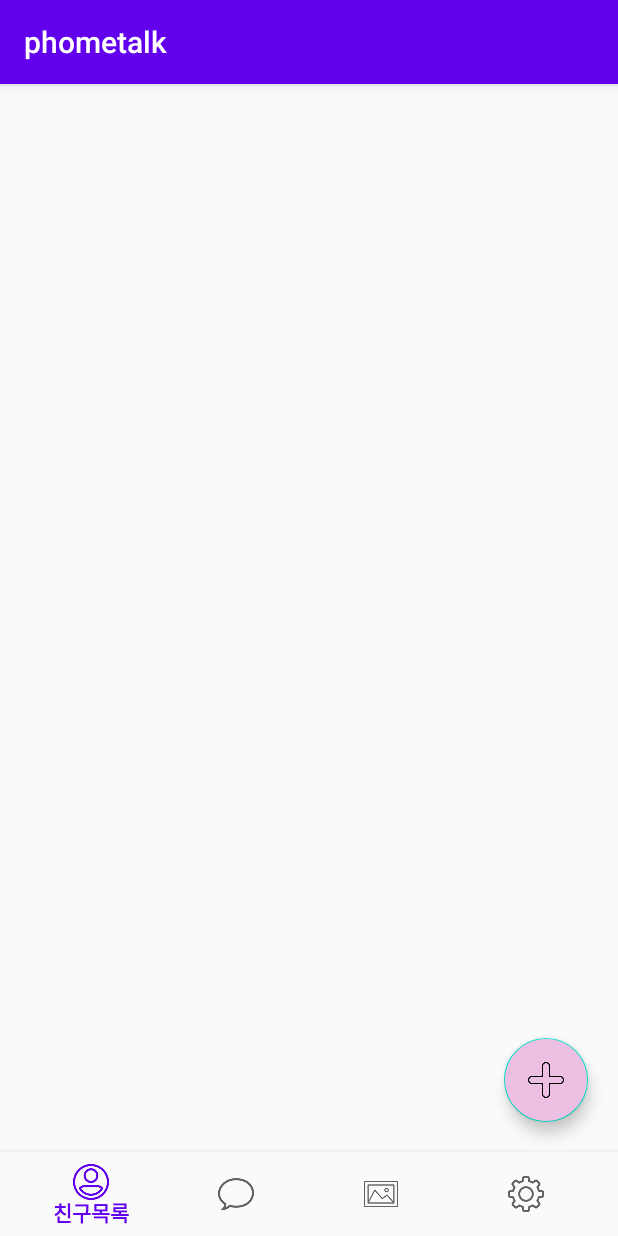
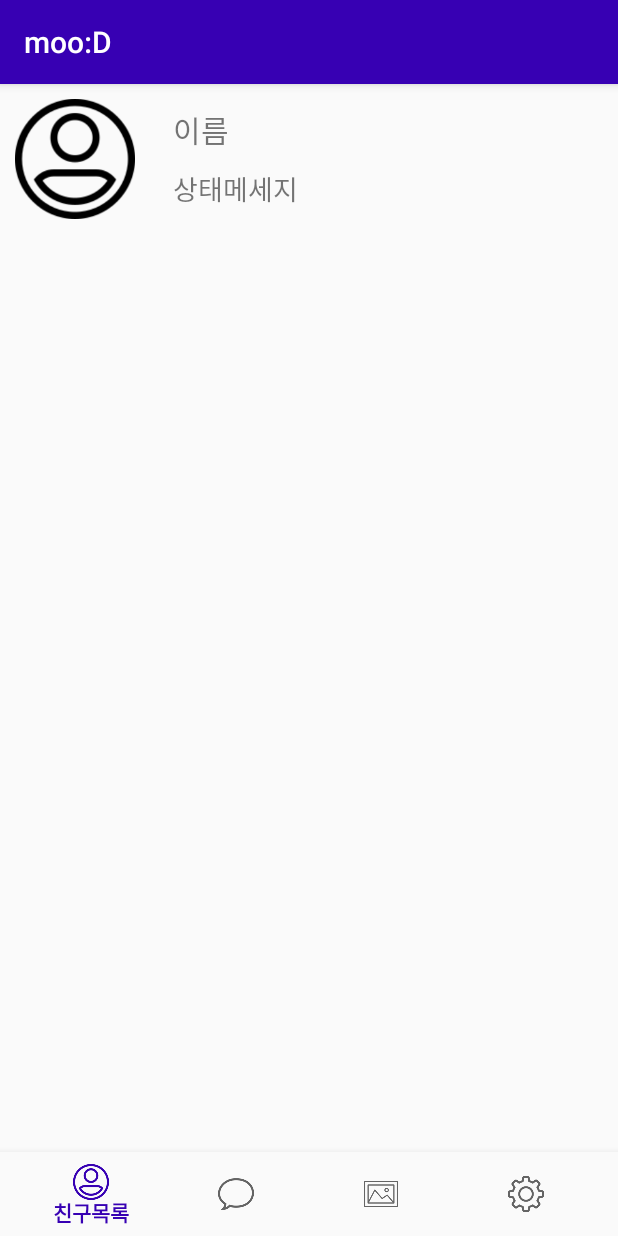
Before and after one commit to HongGuma/Moody, an Android app: the fragment FragmentFriend placed in its activity, on a phone screen of 412 x 824 dp. Run offline under Robolectric (Android 15) with nearby library versions, the phone set to English and light mode, and no system bars; our stand-ins replace Firebase (no records; nobody signed in at launch, a user with empty details on screens opened directly); 1 statement that could not run was skipped.

Commit message:
리사이클뷰 해결 파이어베이스 에러

```diff
--- a/app/src/main/java/com/example/phometalk/Fragment/FragmentFriend.java
+++ b/app/src/main/java/com/example/phometalk/Fragment/FragmentFriend.java
@@ -2,6 +2,7 @@ package com.example.phometalk.Fragment;
 
 import android.app.Activity;
 import android.os.Bundle;
+import android.util.Log;
 import android.view.LayoutInflater;
 import android.view.View;
 import android.view.ViewGroup;
@@ -11,6 +12,7 @@ import android.widget.TextView;
 import androidx.annotation.NonNull;
 import androidx.annotation.Nullable;
 import androidx.fragment.app.Fragment;
+import androidx.recyclerview.widget.LinearLayoutManager;
 import androidx.recyclerview.widget.RecyclerView;
 
 import com.example.phometalk.FriendAdapter;
@@ -18,14 +20,18 @@ import com.example.phometalk.Items.UserItems;
 import com.example.phometalk.R;
 import com.google.firebase.auth.FirebaseAuth;
 import com.google.firebase.auth.FirebaseUser;
+import com.google.firebase.database.DataSnapshot;
+import com.google.firebase.database.DatabaseError;
+import com.google.firebase.database.DatabaseReference;
 import com.google.firebase.database.FirebaseDatabase;
+import com.google.firebase.database.ValueEventListener;
 
-import org.w3c.dom.Text;
 
 import java.util.ArrayList;
 
 
 public class FragmentFriend extends Fragment {
+    private static final String TAG = "FragmentFriend";
 
     public static FragmentFriend newInstance() {
         return new FragmentFriend();
@@ -35,26 +41,24 @@ public class FragmentFriend extends Fragment {
     private FirebaseUser currentUser;
     private FirebaseDatabase database;
 
-    private ImageView userPhoto;
+   // private ImageView userPhoto;
     private TextView userName;
     private TextView userState;
 
-    RecyclerView fRecyclerView = null;
-    FriendAdapter fAdapter = null;
-    ArrayList<UserItems> uList = new ArrayList<UserItems>();
+    private RecyclerView fRecyclerView;
+    private FriendAdapter fAdapter;
+    private ArrayList<UserItems> uList = new ArrayList<UserItems>();
 
-
+    //제일 먼저 호출
     @Override
     public void onCreate(@Nullable Bundle savedInstanceState) {
         super.onCreate(savedInstanceState);
 
-        /*
         mAuth = FirebaseAuth.getInstance();
-        database = FirebaseDatabase.getInstance(); */
+        database = FirebaseDatabase.getInstance(); //db초기화
+        Log.d(TAG,"onCreate0");
 
-        addItem(,"김철수","테스트중");
-        addItem(,"이영희","테스트중");
-
+        FriendListDisplay();
 
     }
 
@@ -62,20 +66,53 @@ public class FragmentFriend extends Fragment {
     @Override
     public View onCreateView(@NonNull LayoutInflater inflater, @Nullable ViewGroup container, @Nullable Bundle savedInstanceState) {
         Activity activity = getActivity();
+        Log.d(TAG,"onCreateView");
         View view = inflater.inflate(R.layout.fragment_friend,container,false);
 
         fRecyclerView = (RecyclerView)view.findViewById(R.id.friend_recyclerView);
+
+        fRecyclerView.setHasFixedSize(true);
+        fRecyclerView.setLayoutManager(new LinearLayoutManager(inflater.getContext()));
+        //String[] uList = {"test","1","2","3"};
         fAdapter = new FriendAdapter(uList);
         fRecyclerView.setAdapter(fAdapter);
 
         return view;
     }
 
-    public void addItem(String icon, String name, String state){
+    public void addItem(String name, String state, String email){
         UserItems uitem = new UserItems();
 
-        uitem.setUserPhoto(icon);
-        uitem.setUserName(name);
-        uitem.setUserState(state);
+        //uitem.setPhoto(photo);
+        uitem.setName(name);
+        uitem.setState(state);
+        uitem.setEmail(email);
+
+        uList.add(uitem);
+    }
+
+    public void FriendListDisplay(){
+
+        DatabaseReference ref = database.getReference("userInfo");
+
+        database.getReference("userInfo").addListenerForSingleValueEvent(new ValueEventListener() {
+            @Override
+            public void onDataChange(@NonNull DataSnapshot dataSnapshot) {
+                Log.d(TAG,"onDataChange:"+dataSnapshot.getValue().toString());
+                for(DataSnapshot dataSnapshot1 : dataSnapshot.getChildren()){
+                    Log.d(TAG,"dataSnapshot1:"+dataSnapshot1.getValue().toString());
+
+                    UserItems userItems = dataSnapshot1.getValue(UserItems.class);
+                    Log.d(TAG,"name:"+userItems.getName()+", email:"+userItems.getEmail());
+                }
+            }
+
+            @Override
+            public void onCancelled(@NonNull DatabaseError databaseError) {
+
+            }
+        });
+
+
     }
 }
--- a/app/src/main/res/layout/fragment_friend.xml
+++ b/app/src/main/res/layout/fragment_friend.xml
@@ -1,29 +1,52 @@
 <?xml version="1.0" encoding="utf-8"?>
-<androidx.constraintlayout.widget.ConstraintLayout
+<LinearLayout
     xmlns:android="http://schemas.android.com/apk/res/android"
     xmlns:app="http://schemas.android.com/apk/res-auto"
     xmlns:tools="http://schemas.android.com/tools"
     android:layout_width="match_parent"
-    android:layout_height="match_parent">
-
+    android:layout_height="match_parent"
+    android:orientation="vertical">
+    <LinearLayout
+        android:layout_width="match_parent"
+        android:layout_height="100dp"
+        android:orientation="horizontal">
+        <ImageView
+            android:id="@+id/my_image"
+            android:layout_width="80dp"
+            android:layout_height="80dp"
+            android:layout_margin="10dp"
+            android:src="@drawable/avatar" />
+        <LinearLayout
+            android:layout_width="wrap_content"
+            android:layout_height="match_parent"
+            android:orientation="vertical"
+            android:layout_weight="1"
+            android:layout_margin="10dp">
+            <TextView
+                android:id="@+id/my_name"
+                android:layout_width="match_parent"
+                android:layout_height="wrap_content"
+                android:layout_margin="5dp"
+                android:text="이름"
+                android:textSize="20dp"/>
+            <TextView
+                android:id="@+id/my_state"
+                android:layout_width="match_parent"
+                android:layout_height="wrap_content"
+                android:layout_margin="5dp"
+                android:text="상태메세지"
+                android:textSize="18dp"/>
+        </LinearLayout>
+    </LinearLayout>
     <androidx.recyclerview.widget.RecyclerView
         android:id="@+id/friend_recyclerView"
         android:layout_width="match_parent"
-        android:layout_height="500dp"
-        app:layout_constraintTop_toTopOf="parent"/>
-
-    <com.google.android.material.floatingactionbutton.FloatingActionButton
-        android:id="@+id/friend_add"
-        android:layout_width="wrap_content"
         android:layout_height="wrap_content"
-        android:clickable="true"
-        app:srcCompat="@drawable/signs"
-        android:backgroundTint="#EDBFE3"
-        app:layout_constraintRight_toRightOf="parent"
-        app:layout_constraintBottom_toBottomOf="parent"
-        android:layout_marginBottom="20dp"
-        android:layout_marginRight="20dp"/>
+        app:layout_constraintTop_toTopOf="parent"
+        android:layout_weight="1"/>
 
 
 
-</androidx.constraintlayout.widget.ConstraintLayout>
+
+
+</LinearLayout>
--- a/app/src/main/res/layout/fragment_setting.xml
+++ b/app/src/main/res/layout/fragment_setting.xml
@@ -35,6 +35,7 @@
             android:hint="상태메세지"/>
     </com.google.android.material.textfield.TextInputLayout>
     <Button
+        android:id="@+id/set_button"
         android:layout_width="150dp"
         android:layout_height="wrap_content"
         android:layout_gravity="center"
--- a/app/src/main/res/layout/login.xml
+++ b/app/src/main/res/layout/login.xml
@@ -60,7 +60,7 @@
         android:layout_marginTop="20dp"
         app:layout_constraintTop_toBottomOf="@+id/login_loginBtn"/>
 
-    <com.google.android.material.button.MaterialButton
+    <Button
         android:layout_width="match_parent"
         android:layout_height="70dp"
         android:layout_marginTop="20dp"
--- a/app/src/main/res/values/styles.xml
+++ b/app/src/main/res/values/styles.xml
@@ -3,9 +3,10 @@
     <!-- Base application theme. -->
     <style name="AppTheme" parent="Theme.AppCompat.Light.DarkActionBar">
         <!-- Customize your theme here. -->
-        <item name="colorPrimary">@color/colorPrimary</item>
+        <item name="colorPrimary">@color/colorPrimaryDark</item>
         <item name="colorPrimaryDark">@color/colorPrimaryDark</item>
         <item name="colorAccent">@color/colorAccent</item>
+        <item name="title">moo:D</item>
     </style>
 
 </resources>
```
Also changed, not shown: app/src/main/java/com/example/phometalk/Activity/LoginActivity.java (+7 -4 lines), app/src/main/java/com/example/phometalk/Activity/SignActivity.java (+19 -5 lines), app/src/main/java/com/example/phometalk/FriendAdapter.java (+22 -16 lines), app/src/main/java/com/example/phometalk/Items/UserItems.java (+27 -23 lines), app/src/main/res/layout/item_friend.xml (+8 -0 lines).
